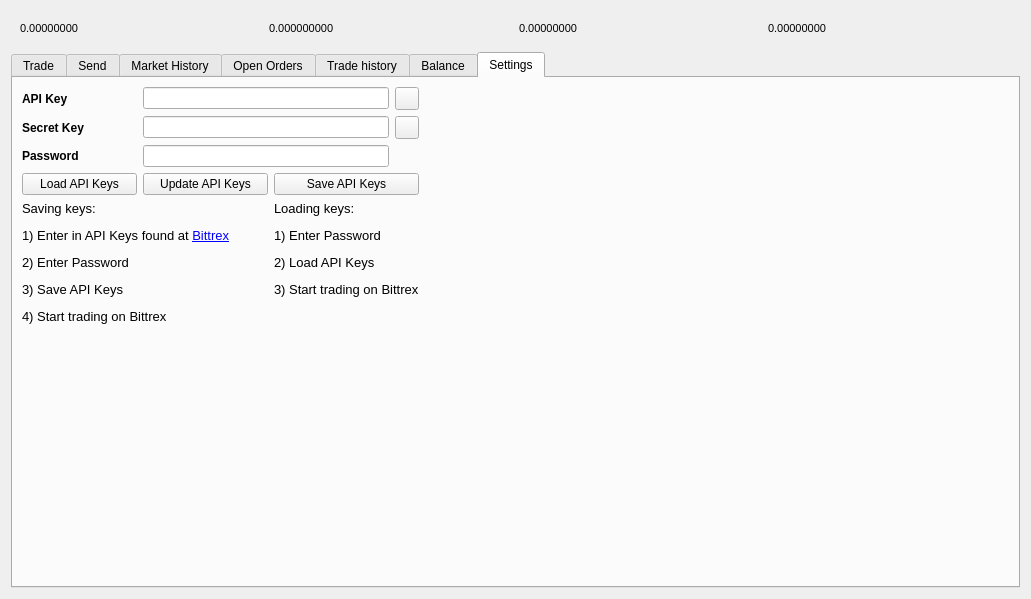
Qt form src/qt/forms/tradingdialog.ui (exclfork/ExclusiveCoin) before a commit.
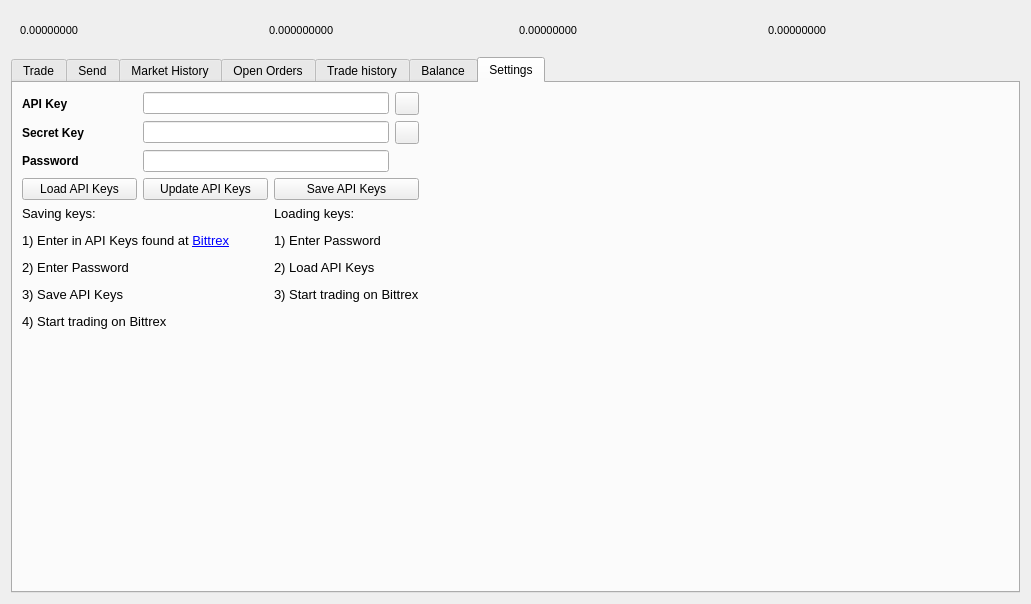
The same form after that commit. Icons and pictures are not drawn.

```diff
--- a/src/qt/forms/tradingdialog.ui
+++ b/src/qt/forms/tradingdialog.ui
@@ -25,7 +25,7 @@
      <property name="minimumSize">
       <size>
        <width>849</width>
-       <height>35</height>
+       <height>40</height>
       </size>
      </property>
      <property name="maximumSize">
```
